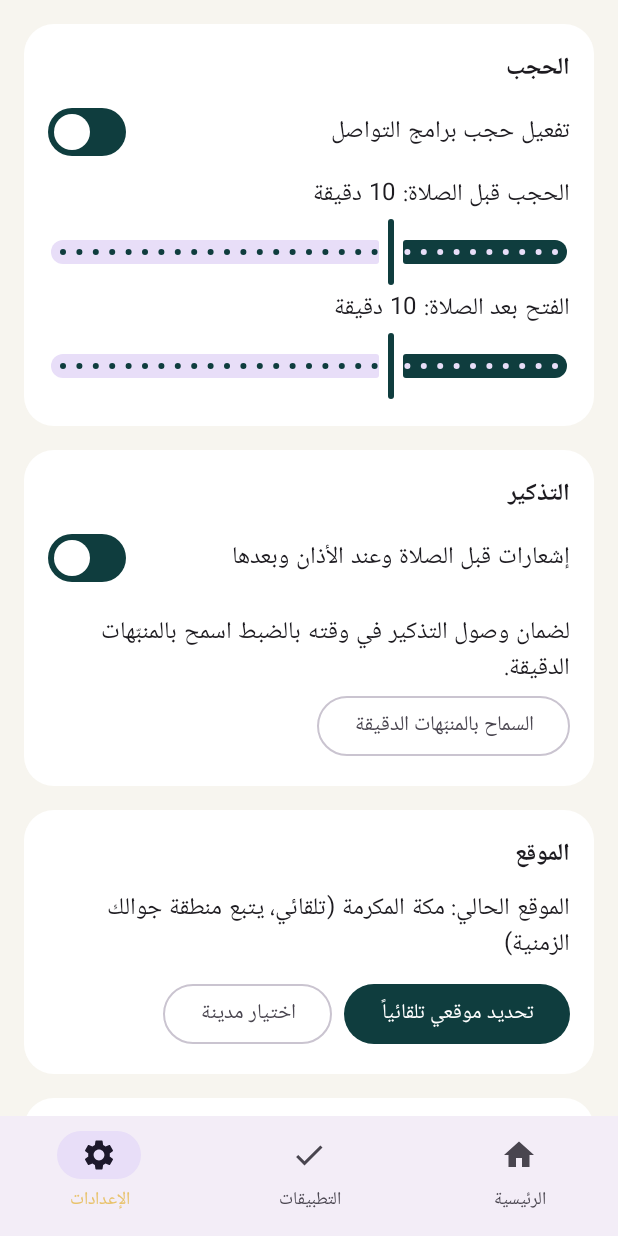
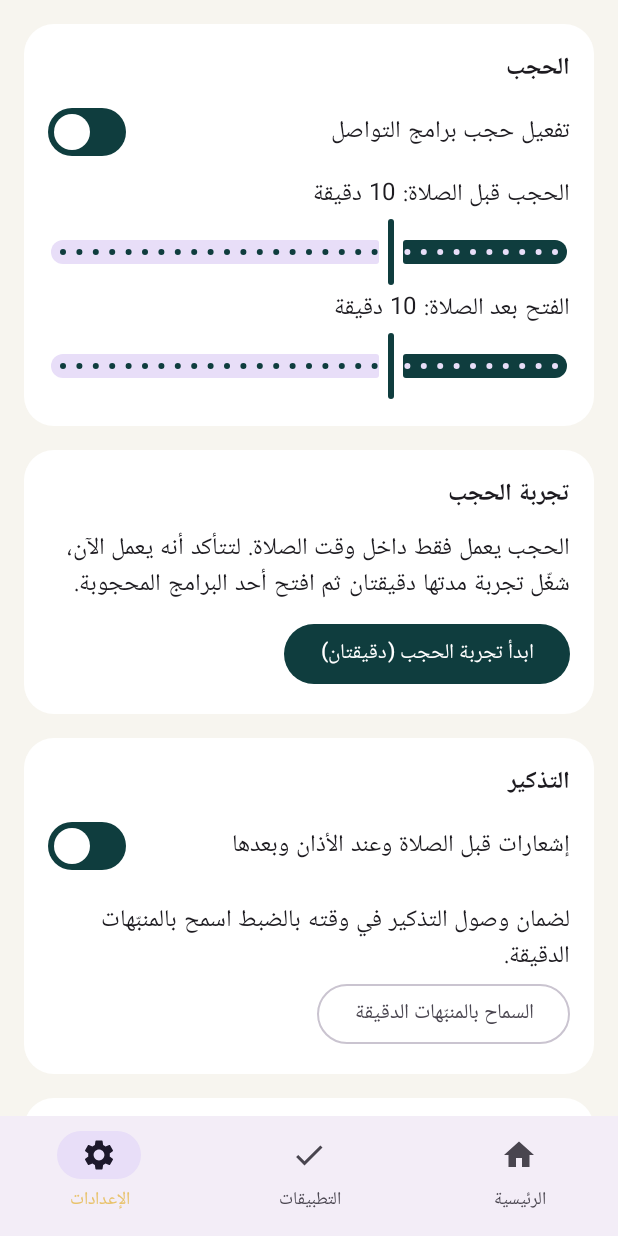
Before and after one commit to a28515553-star/restaurant-book, an Android app built with Jetpack Compose: the screen it shows after launch (MainActivity), item 3 of the bottom bar chosen, on a phone screen of 412 x 824 dp. Run offline under Robolectric (Android 15) with nearby library versions, the phone set to English and light mode, and no system bars.

Commit message:
تجربة الحجب وفحص دوري للتطبيق المفتوح عند بدء الحجب
Co-Authored-By: Claude Sonnet 5.5 <noreply@anthropic.com>
Claude-Session: https://claude.ai/code/session_012KFU7z7uGbo6YBt8p9xSHb

```diff
--- a/salah-focus/app/src/main/java/com/salahfocus/app/core/Prefs.kt
+++ b/salah-focus/app/src/main/java/com/salahfocus/app/core/Prefs.kt
@@ -22,6 +22,11 @@ class Prefs(context: Context) {
     var remindersEnabled: Boolean
         get() = sp.getBoolean("reminders", true)
         set(v) = sp.edit().putBoolean("reminders", v).apply()
+
+    /** Epoch millis until which a manual test block is active (0 = none). */
+    var testUntil: Long
+        get() = sp.getLong("testUntil", 0L)
+        set(v) = sp.edit().putLong("testUntil", v).apply()
 
     var minutesBefore: Int
         get() = sp.getInt("before", 10)
--- a/salah-focus/app/src/main/java/com/salahfocus/app/core/Schedule.kt
+++ b/salah-focus/app/src/main/java/com/salahfocus/app/core/Schedule.kt
@@ -4,7 +4,9 @@ import java.util.Calendar
 import java.util.TimeZone
 
 /** One prayer with the window in which social apps are blocked: [start, end). */
-data class PrayerEvent(val prayer: Prayer, val time: Long, val start: Long, val end: Long)
+data class PrayerEvent(val prayer: Prayer, val time: Long, val start: Long, val end: Long, val test: Boolean = false) {
+    val label: String get() = if (test) "تجربة الحجب" else "وقت صلاة ${prayer.ar}"
+}
 
 enum class AlertType { START, TIME, END }
 
@@ -34,8 +36,10 @@ object Schedule {
     }
 
     /** The event whose block window contains [now], if any. */
-    fun activeEvent(prefs: Prefs, now: Long): PrayerEvent? =
-        events(prefs, now).firstOrNull { now >= it.start && now < it.end }
+    fun activeEvent(prefs: Prefs, now: Long): PrayerEvent? {
+        if (now < prefs.testUntil) return PrayerEvent(Prayer.FAJR, prefs.testUntil, now, prefs.testUntil, test = true)
+        return events(prefs, now).firstOrNull { now >= it.start && now < it.end }
+    }
 
     /** First prayer whose time is still ahead of [now]. */
     fun nextPrayer(prefs: Prefs, now: Long): PrayerEvent? =
--- a/salah-focus/app/src/main/java/com/salahfocus/app/ui/HomeScreen.kt
+++ b/salah-focus/app/src/main/java/com/salahfocus/app/ui/HomeScreen.kt
@@ -68,7 +68,7 @@ fun HomeScreen(prefs: Prefs, rev: Int, onChanged: () -> Unit) {
             if (active != null) {
                 Text("برامج التواصل محجوبة الآن", color = Gold, fontWeight = FontWeight.Bold, fontSize = 16.sp)
                 Spacer(Modifier.height(4.dp))
-                Text("وقت صلاة ${active.prayer.ar}", color = Color.White, fontSize = 28.sp, fontWeight = FontWeight.Bold)
+                Text(active.label, color = Color.White, fontSize = 28.sp, fontWeight = FontWeight.Bold)
                 Text(
                     "تُفتح بعد ${formatCountdown(active.end - now)} (${formatTime(active.end, tz)})",
                     color = Color.White.copy(alpha = 0.8f),
--- a/salah-focus/app/src/main/java/com/salahfocus/app/ui/SettingsScreen.kt
+++ b/salah-focus/app/src/main/java/com/salahfocus/app/ui/SettingsScreen.kt
@@ -71,6 +71,16 @@ fun SettingsScreen(prefs: Prefs, rev: Int, onChanged: () -> Unit) {
                 value = prefs.minutesAfter.toFloat(), onValueChange = { prefs.minutesAfter = it.toInt(); onChanged() },
                 valueRange = 0f..30f, steps = 29,
             )
+        }
+
+        SectionCard("تجربة الحجب") {
+            Text(
+                "الحجب يعمل فقط داخل وقت الصلاة. لتتأكد أنه يعمل الآن، شغّل تجربة مدتها دقيقتان ثم افتح أحد البرامج المحجوبة.",
+                modifier = Modifier.padding(vertical = 8.dp),
+            )
+            Button(onClick = { prefs.testUntil = System.currentTimeMillis() + 2 * 60_000L; onChanged() }) {
+                Text("ابدأ تجربة الحجب (دقيقتان)")
+            }
         }
 
         SectionCard("التذكير") {
```
Also changed, not shown: salah-focus/app/src/main/java/com/salahfocus/app/BlockActivity.kt (+4 -5 lines), salah-focus/app/src/main/java/com/salahfocus/app/core/BlockerService.kt (+32 -2 lines).
